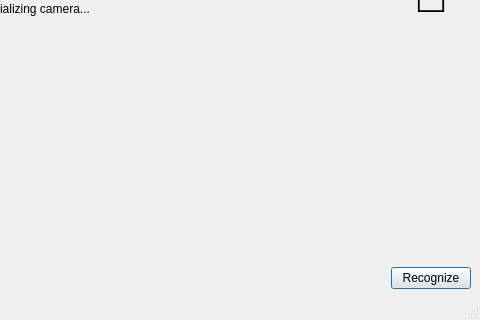
Qt form src/smile/ui/main_window.ui (dmi3s/smile) before a commit; both pictures show x 320 to 800 and y 280 to 600 of the 800 by 600 pixel window.
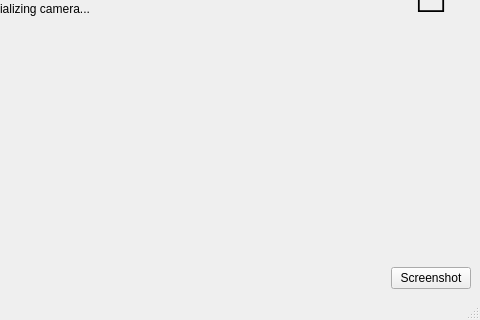
The same form after that commit. Icons and pictures are not drawn.

```diff
--- a/src/smile/ui/main_window.ui
+++ b/src/smile/ui/main_window.ui
@@ -61,16 +61,16 @@
       <item>
        <widget class="QPushButton" name="recognize_button">
         <property name="text">
-         <string>Recognize</string>
+         <string>Screenshot</string>
         </property>
         <property name="checkable">
-         <bool>true</bool>
+         <bool>false</bool>
         </property>
         <property name="checked">
          <bool>false</bool>
         </property>
         <property name="default">
-         <bool>true</bool>
+         <bool>false</bool>
         </property>
         <property name="flat">
          <bool>false</bool>
```
Left out of the diff: 15 changed lines with no effect on the pictures.
